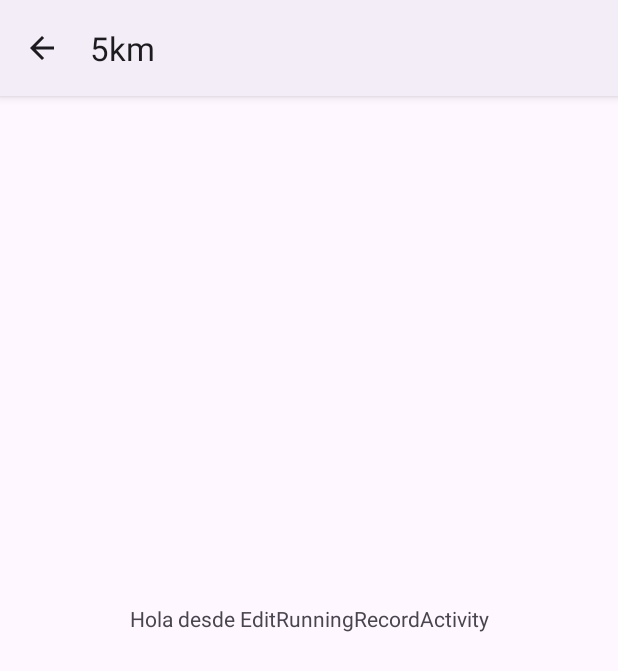
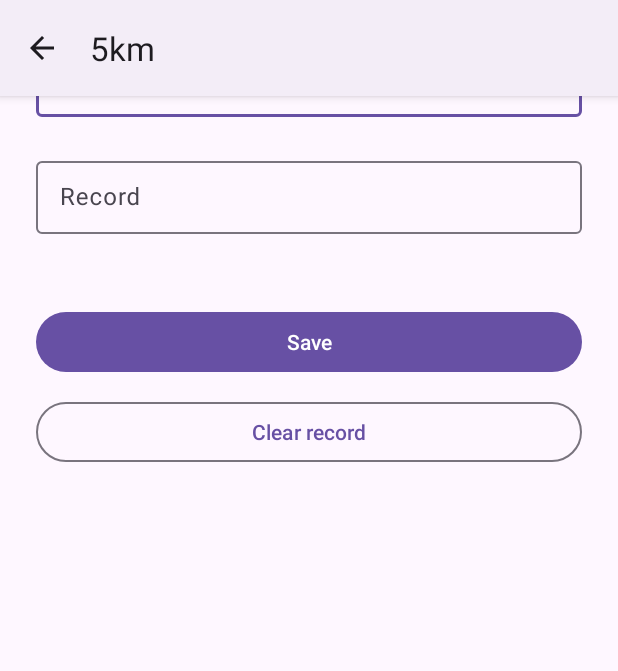
Before and after one commit to RicDev116/record_keeper, an Android app: the screen it shows after launch (EditRunningRecordActivity), after a tap on "5km", on a phone screen of 412 x 824 dp. Shown: the top 671 px of the screen. Run offline under Robolectric (Android 15) with nearby library versions, the light colour scheme and no system bars.

```diff
--- a/app/build.gradle.kts
+++ b/app/build.gradle.kts
@@ -53,4 +53,7 @@ dependencies {
     implementation(libs.androidx.fragment)
     // Kotlin
     implementation(libs.androidx.fragment.ktx)
+    //usefull for preference and fix deprecation of
+    //PreferenceManager
+    implementation(libs.androidx.preference)
 }
--- a/app/src/main/res/layout/activity_edit_running_record.xml
+++ b/app/src/main/res/layout/activity_edit_running_record.xml
@@ -5,13 +5,57 @@
     android:id="@+id/main"
     android:layout_width="match_parent"
     android:layout_height="match_parent"
+    android:padding="24dp"
     tools:context=".running.EditRunningRecordActivity">
-    <TextView
+
+    <com.google.android.material.textfield.TextInputLayout
+        android:id="@+id/text_input_record"
+        style="@style/Widget.Material3.TextInputLayout.OutlinedBox.Dense"
         android:layout_width="match_parent"
         android:layout_height="wrap_content"
-        app:layout_constraintTop_toTopOf="parent"
-        app:layout_constraintBottom_toBottomOf="parent"
-        android:text="Hola desde EditRunningRecordActivity"
-        android:gravity="center"/>
+        android:hint="Record"
+        app:layout_constraintTop_toTopOf="parent">
+
+        <com.google.android.material.textfield.TextInputEditText
+            android:id="@+id/edit_text_record"
+            android:layout_width="match_parent"
+            android:layout_height="wrap_content"
+            tools:text="24:15" />
+    </com.google.android.material.textfield.TextInputLayout>
+
+
+    <com.google.android.material.textfield.TextInputLayout
+        android:id="@+id/text_input_date"
+        style="@style/Widget.Material3.TextInputLayout.OutlinedBox.Dense"
+        android:layout_width="match_parent"
+        android:layout_height="wrap_content"
+        android:layout_marginTop="24dp"
+        android:hint="Record"
+        app:layout_constraintTop_toBottomOf="@+id/text_input_record">
+
+        <com.google.android.material.textfield.TextInputEditText
+            android:id="@+id/edit_text_date"
+            android:layout_width="match_parent"
+            android:layout_height="wrap_content"
+            tools:text="6th january 2023" />
+    </com.google.android.material.textfield.TextInputLayout>
+
+    <com.google.android.material.button.MaterialButton
+        app:layout_constraintTop_toBottomOf="@+id/text_input_date"
+        android:id="@+id/button_save"
+        android:layout_marginTop="48dp"
+        android:layout_width="match_parent"
+        android:layout_height="wrap_content"
+        android:text="Save"/>
+
+    <com.google.android.material.button.MaterialButton
+        app:layout_constraintTop_toBottomOf="@+id/button_save"
+        android:id="@+id/button_delete"
+        android:layout_marginTop="12dp"
+        android:layout_width="match_parent"
+        android:layout_height="wrap_content"
+        android:text="Clear record"
+        style="@style/Widget.Material3.Button.OutlinedButton"/>
+
 
 </androidx.constraintlayout.widget.ConstraintLayout>
--- a/gradle/libs.versions.toml
+++ b/gradle/libs.versions.toml
@@ -10,6 +10,7 @@ appcompat = "1.7.0"
 material = "1.12.0"
 activity = "1.10.1"
 constraintlayout = "2.2.1"
+preference = "1.2.0"
 
 [libraries]
 androidx-core-ktx = { group = "androidx.core", name = "core-ktx", version.ref = "coreKtx" }
@@ -22,6 +23,7 @@ androidx-appcompat = { group = "androidx.appcompat", name = "appcompat", version
 material = { group = "com.google.android.material", name = "material", version.ref = "material" }
 androidx-activity = { group = "androidx.activity", name = "activity", version.ref = "activity" }
 androidx-constraintlayout = { group = "androidx.constraintlayout", name = "constraintlayout", version.ref = "constraintlayout" }
+androidx-preference = { group = "androidx.preference", name = "preference", version.ref = "preference" }
 
 [plugins]
 android-application = { id = "com.android.application", version.ref = "agp" }
```
Also changed, not shown: app/src/main/java/com/example/recordkeeper/running/EditRunningRecordActivity.kt (+22 -0 lines).
